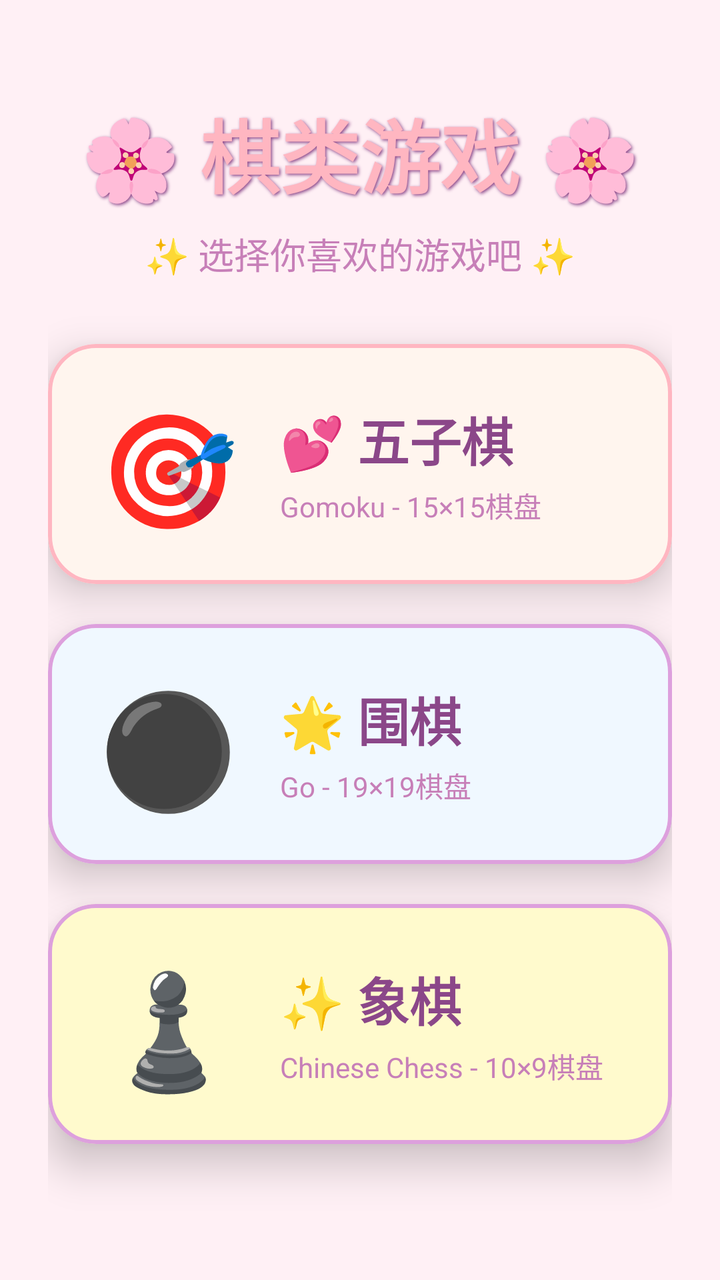
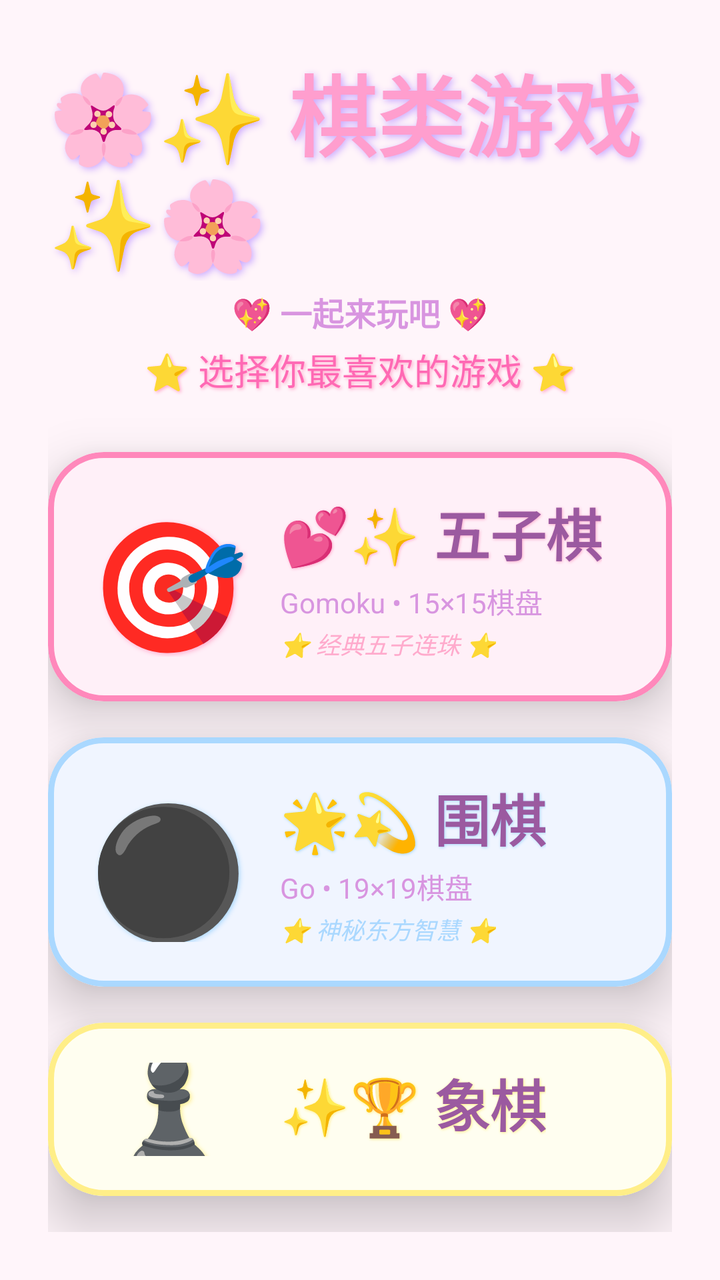

Screens rendered from an Android XML layout before and after an edit, with the pre-edit source and the edit as a unified diff.
<!-- AndroidManifest.xml: activity theme Theme.App -->
<!-- res/layout/activity_menu.xml -->
<?xml version="1.0" encoding="utf-8"?>
<LinearLayout xmlns:android="http://schemas.android.com/apk/res/android"
    xmlns:app="http://schemas.android.com/apk/res-auto"
    android:orientation="vertical"
    android:layout_width="match_parent"
    android:layout_height="match_parent"
    android:background="@color/background_light"
    android:gravity="center"
    android:padding="24dp">

    
    <TextView
        android:layout_width="wrap_content"
        android:layout_height="wrap_content"
        android:text="🌸 棋类游戏 🌸"
        android:textSize="40sp"
        android:textStyle="bold"
        android:textColor="@color/primary"
        android:layout_marginBottom="8dp"
        android:shadowColor="#8B4789"
        android:shadowDx="2"
        android:shadowDy="2"
        android:shadowRadius="4"/>

    <TextView
        android:layout_width="wrap_content"
        android:layout_height="wrap_content"
        android:text="✨ 选择你喜欢的游戏吧 ✨"
        android:textSize="18sp"
        android:textColor="@color/text_secondary"
        android:layout_marginBottom="32dp"/>

    
    <com.google.android.material.card.MaterialCardView
        android:id="@+id/cardGomoku"
        android:layout_width="match_parent"
        android:layout_height="wrap_content"
        android:layout_marginBottom="20dp"
        app:cardCornerRadius="24dp"
        app:cardElevation="12dp"
        app:cardBackgroundColor="#FFF5EE"
        app:strokeColor="@color/primary"
        app:strokeWidth="2dp"
        android:clickable="true"
        android:focusable="true"
        android:foreground="?attr/selectableItemBackground">
        
        <LinearLayout
            android:layout_width="match_parent"
            android:layout_height="wrap_content"
            android:orientation="horizontal"
            android:padding="24dp"
            android:gravity="center_vertical">
            
            <TextView
                android:layout_width="72dp"
                android:layout_height="72dp"
                android:text="🎯"
                android:textSize="56sp"
                android:gravity="center"/>
            
            <LinearLayout
                android:layout_width="0dp"
                android:layout_height="wrap_content"
                android:layout_weight="1"
                android:orientation="vertical"
                android:layout_marginStart="20dp">
                
                <TextView
                    android:layout_width="wrap_content"
                    android:layout_height="wrap_content"
                    android:text="💕 五子棋"
                    android:textSize="26sp"
                    android:textStyle="bold"
                    android:textColor="@color/text_primary"/>
                
                <TextView
                    android:layout_width="wrap_content"
                    android:layout_height="wrap_content"
                    android:text="Gomoku - 15×15棋盘"
                    android:textSize="14sp"
                    android:textColor="@color/text_secondary"
                    android:layout_marginTop="4dp"/>
            </LinearLayout>
        </LinearLayout>
    </com.google.android.material.card.MaterialCardView>

    <com.google.android.material.card.MaterialCardView
        android:id="@+id/cardGo"
        android:layout_width="match_parent"
        android:layout_height="wrap_content"
        android:layout_marginBottom="20dp"
        app:cardCornerRadius="24dp"
        app:cardElevation="12dp"
        app:cardBackgroundColor="#F0F8FF"
        app:strokeColor="@color/accent"
        app:strokeWidth="2dp"
        android:clickable="true"
        android:focusable="true"
        android:foreground="?attr/selectableItemBackground">
        
        <LinearLayout
            android:layout_width="match_parent"
            android:layout_height="wrap_content"
            android:orientation="horizontal"
            android:padding="24dp"
            android:gravity="center_vertical">
            
            <TextView
                android:layout_width="72dp"
                android:layout_height="72dp"
                android:text="⚫"
                android:textSize="56sp"
                android:gravity="center"/>
            
            <LinearLayout
                android:layout_width="0dp"
                android:layout_height="wrap_content"
                android:layout_weight="1"
                android:orientation="vertical"
                android:layout_marginStart="20dp">
                
                <TextView
                    android:layout_width="wrap_content"
                    android:layout_height="wrap_content"
                    android:text="🌟 围棋"
                    android:textSize="26sp"
                    android:textStyle="bold"
                    android:textColor="@color/text_primary"/>
                
                <TextView
                    android:layout_width="wrap_content"
                    android:layout_height="wrap_content"
                    android:text="Go - 19×19棋盘"
                    android:textSize="14sp"
                    android:textColor="@color/text_secondary"
                    android:layout_marginTop="4dp"/>
            </LinearLayout>
        </LinearLayout>
    </com.google.android.material.card.MaterialCardView>

    <com.google.android.material.card.MaterialCardView
        android:id="@+id/cardXiangqi"
        android:layout_width="match_parent"
        android:layout_height="wrap_content"
        android:layout_marginBottom="20dp"
        app:cardCornerRadius="24dp"
        app:cardElevation="12dp"
        app:cardBackgroundColor="#FFFACD"
        app:strokeColor="@color/button_accent"
        app:strokeWidth="2dp"
        android:clickable="true"
        android:focusable="true"
        android:foreground="?attr/selectableItemBackground">
        
        <LinearLayout
            android:layout_width="match_parent"
            android:layout_height="wrap_content"
            android:orientation="horizontal"
            android:padding="24dp"
            android:gravity="center_vertical">
            
            <TextView
                android:layout_width="72dp"
                android:layout_height="72dp"
                android:text="♟️"
                android:textSize="56sp"
                android:gravity="center"/>
            
            <LinearLayout
                android:layout_width="0dp"
                android:layout_height="wrap_content"
                android:layout_weight="1"
                android:orientation="vertical"
                android:layout_marginStart="20dp">
                
                <TextView
                    android:layout_width="wrap_content"
                    android:layout_height="wrap_content"
                    android:text="✨ 象棋"
                    android:textSize="26sp"
                    android:textStyle="bold"
                    android:textColor="@color/text_primary"/>
                
                <TextView
                    android:layout_width="wrap_content"
                    android:layout_height="wrap_content"
                    android:text="Chinese Chess - 10×9棋盘"
                    android:textSize="14sp"
                    android:textColor="@color/text_secondary"
                    android:layout_marginTop="4dp"/>
            </LinearLayout>
        </LinearLayout>
    </com.google.android.material.card.MaterialCardView>

</LinearLayout>
<!-- resources referenced by this layout -->
<resources>
  <color name="accent">#DDA0DD</color>
  <color name="background_light">#FFF0F5</color>
  <color name="button_accent">#DDA0DD</color>
  <color name="primary">#FFB6C1</color>
  <color name="text_primary">#8B4789</color>
  <color name="text_secondary">#C77FB8</color>
  <style name="Theme.App" parent="Theme.Material3.DayNight.NoActionBar">
          
      </style>
</resources>

<!-- the commit's change to res/layout/activity_menu.xml (unified diff, before → after) -->
@@ -12,35 +12,48 @@
     <TextView
         android:layout_width="wrap_content"
         android:layout_height="wrap_content"
-        android:text="🌸 棋类游戏 🌸"
-        android:textSize="40sp"
+        android:text="🌸✨ 棋类游戏 ✨🌸"
+        android:textSize="44sp"
         android:textStyle="bold"
         android:textColor="@color/primary"
-        android:layout_marginBottom="8dp"
-        android:shadowColor="#8B4789"
+        android:layout_marginBottom="4dp"
+        android:shadowColor="@color/sparkle_purple"
+        android:shadowDx="3"
+        android:shadowDy="3"
+        android:shadowRadius="8"/>
+
+    <TextView
+        android:layout_width="wrap_content"
+        android:layout_height="wrap_content"
+        android:text="💖 一起来玩吧 💖"
+        android:textSize="16sp"
+        android:textColor="@color/text_secondary"
+        android:textStyle="bold"
+        android:layout_marginBottom="4dp"/>
+
+    <TextView
+        android:layout_width="wrap_content"
+        android:layout_height="wrap_content"
+        android:text="⭐ 选择你最喜欢的游戏 ⭐"
+        android:textSize="18sp"
+        android:textColor="@color/primary_dark"
+        android:layout_marginBottom="28dp"
+        android:shadowColor="@color/sparkle_pink"
         android:shadowDx="2"
         android:shadowDy="2"
         android:shadowRadius="4"/>
-
-    <TextView
-        android:layout_width="wrap_content"
-        android:layout_height="wrap_content"
-        android:text="✨ 选择你喜欢的游戏吧 ✨"
-        android:textSize="18sp"
-        android:textColor="@color/text_secondary"
-        android:layout_marginBottom="32dp"/>
 
     
     <com.google.android.material.card.MaterialCardView
         android:id="@+id/cardGomoku"
         android:layout_width="match_parent"
         android:layout_height="wrap_content"
-        android:layout_marginBottom="20dp"
-        app:cardCornerRadius="24dp"
-        app:cardElevation="12dp"
-        app:cardBackgroundColor="#FFF5EE"
-        app:strokeColor="@color/primary"
-        app:strokeWidth="2dp"
+        android:layout_marginBottom="18dp"
+        app:cardCornerRadius="28dp"
+        app:cardElevation="16dp"
+        app:cardBackgroundColor="#FFF0F8"
+        app:strokeColor="@color/heart_pink"
+        app:strokeWidth="3dp"
         android:clickable="true"
         android:focusable="true"
         android:foreground="?attr/selectableItemBackground">
@@ -49,38 +62,55 @@
             android:layout_width="match_parent"
             android:layout_height="wrap_content"
             android:orientation="horizontal"
-            android:padding="24dp"
+            android:padding="20dp"
             android:gravity="center_vertical">
             
             <TextView
-                android:layout_width="72dp"
-                android:layout_height="72dp"
+                android:layout_width="80dp"
+                android:layout_height="80dp"
                 android:text="🎯"
-                android:textSize="56sp"
-                android:gravity="center"/>
+                android:textSize="64sp"
+                android:gravity="center"
+                android:shadowColor="@color/sparkle_pink"
+                android:shadowDx="2"
+                android:shadowDy="2"
+                android:shadowRadius="6"/>
             
             <LinearLayout
                 android:layout_width="0dp"
                 android:layout_height="wrap_content"
                 android:layout_weight="1"
                 android:orientation="vertical"
-                android:layout_marginStart="20dp">
-                
-                <TextView
-                    android:layout_width="wrap_content"
-                    android:layout_height="wrap_content"
-                    android:text="💕 五子棋"
-                    android:textSize="26sp"
+                android:layout_marginStart="16dp">
+                
+                <TextView
+                    android:layout_width="wrap_content"
+                    android:layout_height="wrap_content"
+                    android:text="💕✨ 五子棋"
+                    android:textSize="28sp"
                     android:textStyle="bold"
-                    android:textColor="@color/text_primary"/>
-                
-                <TextView
-                    android:layout_width="wrap_content"
-                    android:layout_height="wrap_content"
-                    android:text="Gomoku - 15×15棋盘"
+                    android:textColor="@color/text_primary"
+                    android:shadowColor="@color/sparkle_pink"
+                    android:shadowDx="1"
+                    android:shadowDy="1"
+                    android:shadowRadius="3"/>
+                
+                <TextView
+                    android:layout_width="wrap_content"
+                    android:layout_height="wrap_content"
+                    android:text="Gomoku • 15×15棋盘"
                     android:textSize="14sp"
                     android:textColor="@color/text_secondary"
                     android:layout_marginTop="4dp"/>
+                    
+                <TextView
+                    android:layout_width="wrap_content"
+                    android:layout_height="wrap_content"
+                    android:text="⭐ 经典五子连珠 ⭐"
+                    android:textSize="12sp"
+                    android:textColor="@color/sparkle_pink"
+                    android:layout_marginTop="2dp"
+                    android:textStyle="italic"/>
             </LinearLayout>
         </LinearLayout>
     </com.google.android.material.card.MaterialCardView>
@@ -89,12 +119,12 @@
         android:id="@+id/cardGo"
         android:layout_width="match_parent"
         android:layout_height="wrap_content"
-        android:layout_marginBottom="20dp"
-        app:cardCornerRadius="24dp"
-        app:cardElevation="12dp"
-        app:cardBackgroundColor="#F0F8FF"
-        app:strokeColor="@color/accent"
-        app:strokeWidth="2dp"
+        android:layout_marginBottom="18dp"
+        app:cardCornerRadius="28dp"
+        app:cardElevation="16dp"
+        app:cardBackgroundColor="#F0F5FF"
+        app:strokeColor="@color/sparkle_blue"
+        app:strokeWidth="3dp"
         android:clickable="true"
         android:focusable="true"
         android:foreground="?attr/selectableItemBackground">
@@ -103,38 +133,55 @@
             android:layout_width="match_parent"
             android:layout_height="wrap_content"
             android:orientation="horizontal"
-            android:padding="24dp"
+            android:padding="20dp"
             android:gravity="center_vertical">
             
             <TextView
-                android:layout_width="72dp"
-                android:layout_height="72dp"
+                android:layout_width="80dp"
+                android:layout_height="80dp"
                 android:text="⚫"
-                android:textSize="56sp"
-                android:gravity="center"/>
+                android:textSize="64sp"
+                android:gravity="center"
+                android:shadowColor="@color/sparkle_blue"
+                android:shadowDx="2"
+                android:shadowDy="2"
+                android:shadowRadius="6"/>
             
             <LinearLayout
                 android:layout_width="0dp"
                 android:layout_height="wrap_content"
                 android:layout_weight="1"
                 android:orientation="vertical"
-                android:layout_marginStart="20dp">
-                
-                <TextView
-                    android:layout_width="wrap_content"
-                    android:layout_height="wrap_content"
-                    android:text="🌟 围棋"
-                    android:textSize="26sp"
+                android:layout_marginStart="16dp">
+                
+                <TextView
+                    android:layout_width="wrap_content"
+                    android:layout_height="wrap_content"
+                    android:text="🌟💫 围棋"
+                    android:textSize="28sp"
                     android:textStyle="bold"
-                    android:textColor="@color/text_primary"/>
-                
-                <TextView
-                    android:layout_width="wrap_content"
-                    android:layout_height="wrap_content"
-                    android:text="Go - 19×19棋盘"
+                    android:textColor="@color/text_primary"
+                    android:shadowColor="@color/sparkle_blue"
+                    android:shadowDx="1"
+                    android:shadowDy="1"
+                    android:shadowRadius="3"/>
+                
+                <TextView
+                    android:layout_width="wrap_content"
+                    android:layout_height="wrap_content"
+                    android:text="Go • 19×19棋盘"
                     android:textSize="14sp"
                     android:textColor="@color/text_secondary"
                     android:layout_marginTop="4dp"/>
+                    
+                <TextView
+                    android:layout_width="wrap_content"
+                    android:layout_height="wrap_content"
+                    android:text="⭐ 神秘东方智慧 ⭐"
+                    android:textSize="12sp"
+                    android:textColor="@color/sparkle_blue"
+                    android:layout_marginTop="2dp"
+                    android:textStyle="italic"/>
             </LinearLayout>
         </LinearLayout>
     </com.google.android.material.card.MaterialCardView>
@@ -143,12 +190,12 @@
         android:id="@+id/cardXiangqi"
         android:layout_width="match_parent"
         android:layout_height="wrap_content"
-        android:layout_marginBottom="20dp"
-        app:cardCornerRadius="24dp"
-        app:cardElevation="12dp"
-        app:cardBackgroundColor="#FFFACD"
-        app:strokeColor="@color/button_accent"
-        app:strokeWidth="2dp"
+        android:layout_marginBottom="18dp"
+        app:cardCornerRadius="28dp"
+        app:cardElevation="16dp"
+        app:cardBackgroundColor="#FFFEF0"
+        app:strokeColor="@color/star_yellow"
+        app:strokeWidth="3dp"
         android:clickable="true"
         android:focusable="true"
         android:foreground="?attr/selectableItemBackground">
@@ -157,38 +204,55 @@
             android:layout_width="match_parent"
             android:layout_height="wrap_content"
             android:orientation="horizontal"
-            android:padding="24dp"
+            android:padding="20dp"
             android:gravity="center_vertical">
             
             <TextView
-                android:layout_width="72dp"
-                android:layout_height="72dp"
+                android:layout_width="80dp"
+                android:layout_height="80dp"
                 android:text="♟️"
-                android:textSize="56sp"
-                android:gravity="center"/>
+                android:textSize="64sp"
+                android:gravity="center"
+                android:shadowColor="@color/star_yellow"
+                android:shadowDx="2"
+                android:shadowDy="2"
+                android:shadowRadius="6"/>
             
             <LinearLayout
                 android:layout_width="0dp"
                 android:layout_height="wrap_content"
                 android:layout_weight="1"
                 android:orientation="vertical"
-                android:layout_marginStart="20dp">
-                
-                <TextView
-                    android:layout_width="wrap_content"
-                    android:layout_height="wrap_content"
-                    android:text="✨ 象棋"
-                    android:textSize="26sp"
+                android:layout_marginStart="16dp">
+                
+                <TextView
+                    android:layout_width="wrap_content"
+                    android:layout_height="wrap_content"
+                    android:text="✨🏆 象棋"
+                    android:textSize="28sp"
                     android:textStyle="bold"
-                    android:textColor="@color/text_primary"/>
-                
-                <TextView
-                    android:layout_width="wrap_content"
-                    android:layout_height="wrap_content"
-                    android:text="Chinese Chess - 10×9棋盘"
+                    android:textColor="@color/text_primary"
+                    android:shadowColor="@color/star_yellow"
+                    android:shadowDx="1"
+                    android:shadowDy="1"
+                    android:shadowRadius="3"/>
+                
+                <TextView
+                    android:layout_width="wrap_content"
+                    android:layout_height="wrap_content"
+                    android:text="Chinese Chess • 10×9棋盘"
                     android:textSize="14sp"
                     android:textColor="@color/text_secondary"
                     android:layout_marginTop="4dp"/>
+                    
+                <TextView
+                    android:layout_width="wrap_content"
+                    android:layout_height="wrap_content"
+                    android:text="⭐ 楚河汉界对决 ⭐"
+                    android:textSize="12sp"
+                    android:textColor="@color/star_yellow"
+                    android:layout_marginTop="2dp"
+                    android:textStyle="italic"/>
             </LinearLayout>
         </LinearLayout>
     </com.google.android.material.card.MaterialCardView>
<!-- resource entries referenced after the edit -->
@@ -1,11 +1,15 @@
 <!-- resources referenced by this layout -->
 <resources>
-  <color name="accent">#DDA0DD</color>
-  <color name="background_light">#FFF0F5</color>
-  <color name="button_accent">#DDA0DD</color>
-  <color name="primary">#FFB6C1</color>
-  <color name="text_primary">#8B4789</color>
-  <color name="text_secondary">#C77FB8</color>
+  <color name="background_light">#FFF5FA</color>
+  <color name="heart_pink">#FF88BB</color>
+  <color name="primary">#FF9ECE</color>
+  <color name="primary_dark">#FF69B4</color>
+  <color name="sparkle_blue">#AAD8FF</color>
+  <color name="sparkle_pink">#FFAACC</color>
+  <color name="sparkle_purple">#CCAAFF</color>
+  <color name="star_yellow">#FFEE88</color>
+  <color name="text_primary">#9B5AA0</color>
+  <color name="text_secondary">#D895E0</color>
   <style name="Theme.App" parent="Theme.Material3.DayNight.NoActionBar">
           
       </style>
